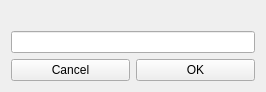
This is ViAn/GUI/inputwindow.ui in NFCSKL/NFC-ViAn as Qt 5 draws it before an edit. The edited form follows.
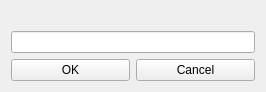
This is the edited form.

Commit message: chanched places of the buttons

```diff
--- a/ViAn/GUI/inputwindow.ui
+++ b/ViAn/GUI/inputwindow.ui
@@ -29,16 +29,16 @@
      <item>
       <layout class="QHBoxLayout" name="horizontalLayout">
        <item>
-        <widget class="QPushButton" name="cancleButton">
+        <widget class="QPushButton" name="okButton">
          <property name="text">
-          <string>Cancel</string>
+          <string>OK</string>
          </property>
         </widget>
        </item>
        <item>
-        <widget class="QPushButton" name="okButton">
+        <widget class="QPushButton" name="cancelButton">
          <property name="text">
-          <string>OK</string>
+          <string>Cancel</string>
          </property>
         </widget>
        </item>
```
